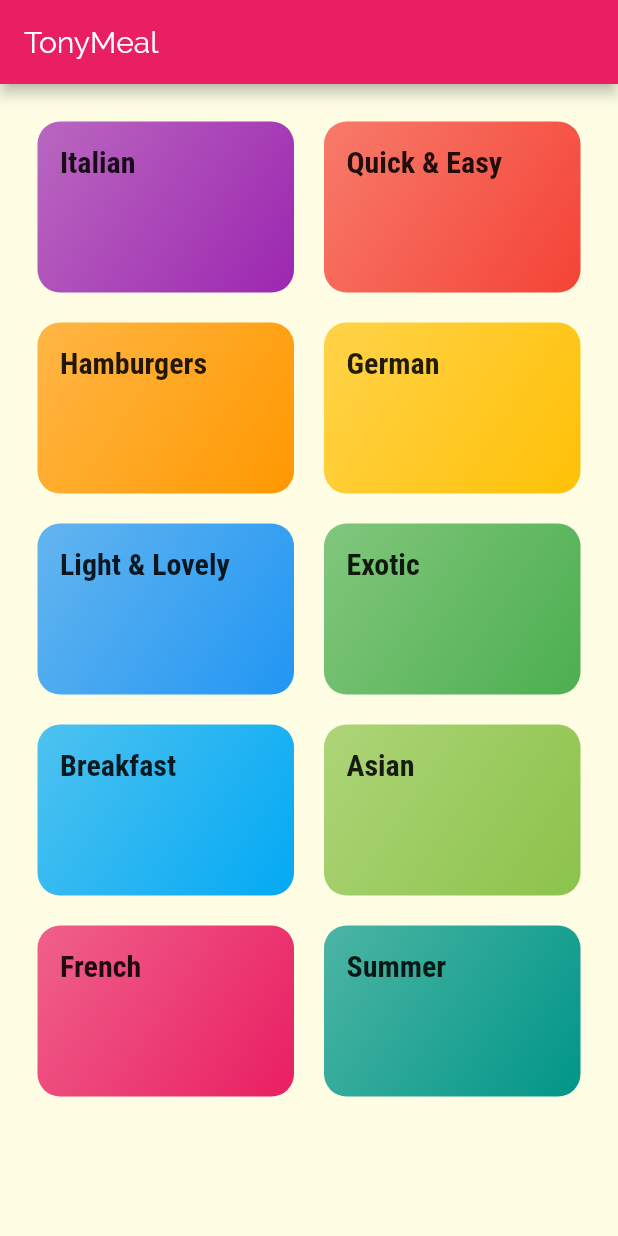
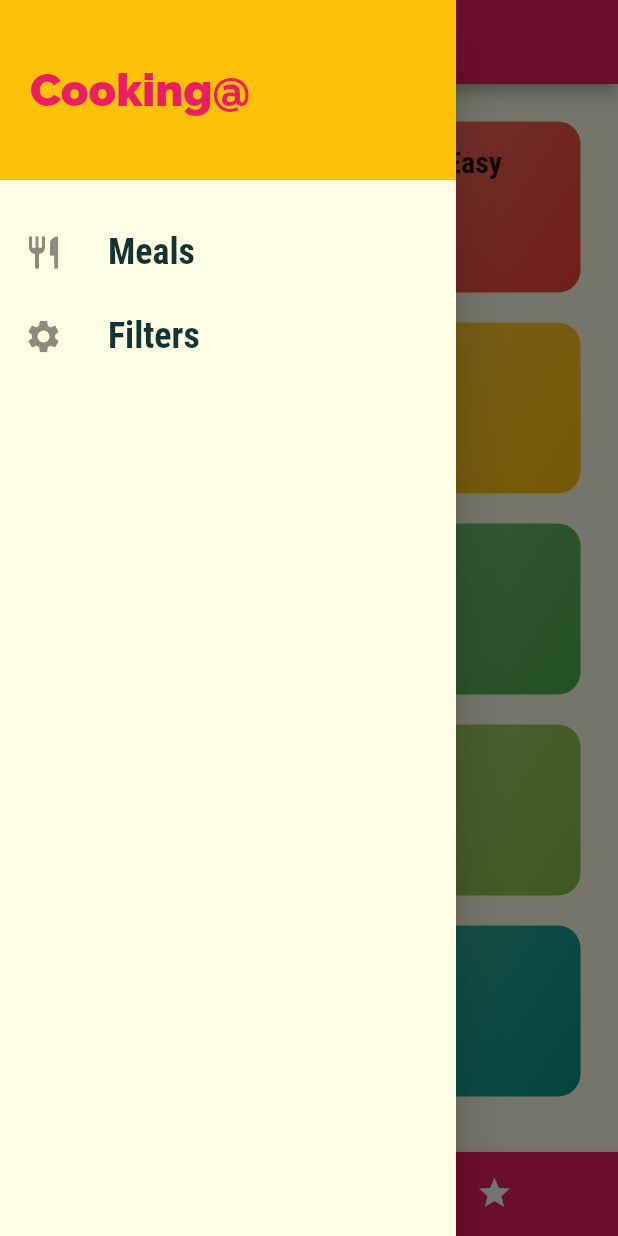
Before and after one commit to tonynguyen72/meal_app_extend, a Flutter app: the screen it shows after launch, with the side drawer open (before the commit the screen has no drawer), on a phone screen of 412 x 824 dp. Run offline on Flutter 3.47's test engine with Material 2 defaults, Android fonts, the phone set to English and light mode, and no system bars.

Commit message:
Tab controller && drawer added

```diff
--- a/lib/screens/categories_screen.dart
+++ b/lib/screens/categories_screen.dart
@@ -6,11 +6,7 @@ import 'package:meal_app/widgets/category_item.dart';
 class CategoriesScreen extends StatelessWidget {
   @override
   Widget build(BuildContext context) {
-    return Scaffold(
-      appBar: AppBar(
-        title: Text('TonyMeal'),
-      ),
-      body: GridView(
+    return GridView(
       padding: const EdgeInsets.all(25),
       children: DUMMY_CATEGORIES.map((catData) {
         return CategoryItem(catData.id, catData.title, catData.color);
@@ -21,7 +17,6 @@ class CategoriesScreen extends StatelessWidget {
         crossAxisSpacing: 20,
         mainAxisSpacing: 20,
       ),
-      ),
     );
   }
 }
--- /dev/null
+++ b/lib/screens/tabs_screen.dart
@@ -0,0 +1,52 @@
+import 'package:flutter/material.dart';
+import 'package:meal_app/widgets/main_drawer.dart';
+import 'categories_screen.dart';
+import 'favorites_screen.dart';
+
+//?
+class TabsScreen extends StatefulWidget {
+  @override
+  _TabsScreenState createState() => _TabsScreenState();
+}
+
+class _TabsScreenState extends State<TabsScreen> {
+  final List<Map<String, Object>> _pages = [
+    {'page': CategoriesScreen(), 'title': 'Categories'},
+    {'page': FavoritesScreen(), 'title': 'Your Favorites'},
+  ];
+  int _selectedPageIndex = 0;
+
+  void _selectPage(int index) {
+    setState(() {
+      _selectedPageIndex = index;
+    });
+  }
+
+  ///
+  @override
+  Widget build(BuildContext context) {
+    return Scaffold(
+      appBar: AppBar(
+        title: Text(_pages[_selectedPageIndex]['title']),
+      ),
+      drawer: MainDrawer(),
+      body: _pages[_selectedPageIndex]['page'],
+      bottomNavigationBar: BottomNavigationBar(
+        onTap: _selectPage,
+        backgroundColor: Theme.of(context).primaryColor,
+        unselectedItemColor: Colors.white,
+        selectedItemColor: Theme.of(context).accentColor,
+        type: BottomNavigationBarType.shifting,
+        currentIndex: _selectedPageIndex,
+        items: [
+          BottomNavigationBarItem(
+              backgroundColor: Theme.of(context).primaryColor,
+              icon: Icon(Icons.category),
+              title: Text('Categories')),
+          BottomNavigationBarItem(
+              icon: Icon(Icons.star), title: Text('Favorites')),
+        ],
+      ),
+    );
+  }
+}
--- /dev/null
+++ b/lib/widgets/main_drawer.dart
@@ -0,0 +1,48 @@
+import 'package:flutter/material.dart';
+//?
+
+class MainDrawer extends StatelessWidget {
+  Widget buildListTile(String title, IconData icon) {
+    return ListTile(
+      leading: Icon(icon, size: 26),
+      title: Text(
+        title,
+        style: TextStyle(
+            fontFamily: 'RobotoCondensed',
+            fontWeight: FontWeight.bold,
+            fontSize: 24),
+      ),
+      onTap: () {
+        //
+      },
+    );
+  }
+
+  ///
+  @override
+  Widget build(BuildContext context) {
+    return Drawer(
+      child: Column(
+        children: [
+          Container(
+            height: 120,
+            width: double.infinity,
+            padding: EdgeInsets.all(20),
+            alignment: Alignment.centerLeft,
+            color: Theme.of(context).accentColor,
+            child: Text(
+              'Cooking@',
+              style: TextStyle(
+                  fontWeight: FontWeight.w900,
+                  fontSize: 30,
+                  color: Theme.of(context).primaryColor),
+            ),
+          ),
+          SizedBox(height: 20),
+          buildListTile('Meals', Icons.restaurant),
+          buildListTile('Filters', Icons.settings),
+        ],
+      ),
+    );
+  }
+}
```
Also changed, not shown: lib/main.dart (+15 -1 lines), lib/screens/favorites_screen.dart (added, +10 -0 lines), lib/screens/meal_detail_screen.dart (+72 -3 lines). Lines whose indentation alone changed are shown as unchanged.
